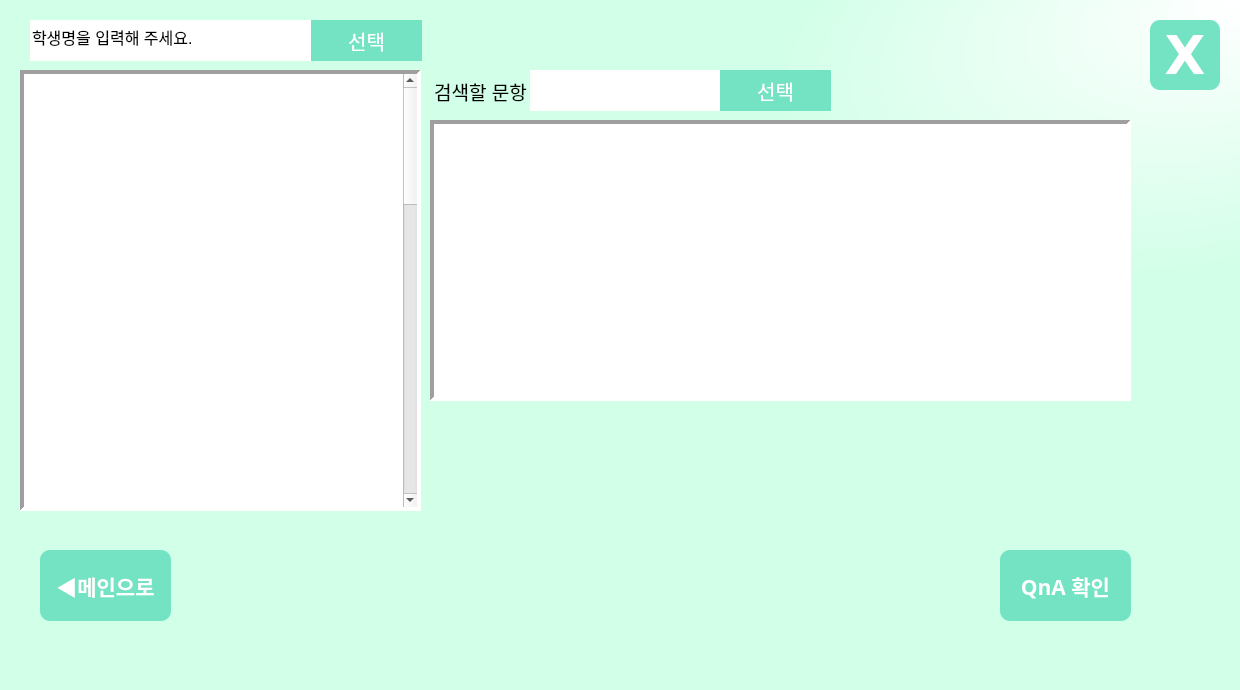
Old version of the form client_Teacher.ui in the repository DaLv-code/aiot5team.
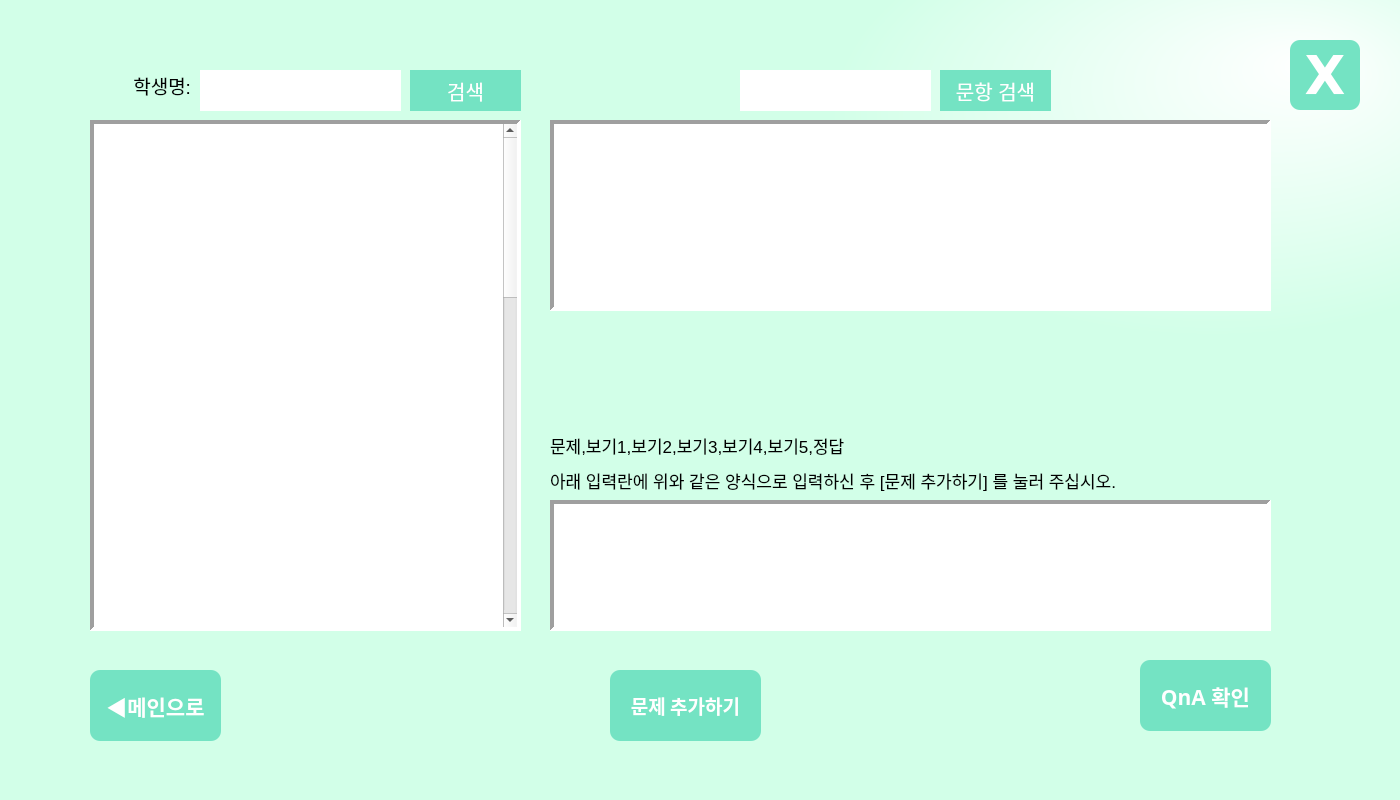
New version of the form. The open tabs and pages were chosen to show the change.

```diff
--- a/client_Teacher.ui
+++ b/client_Teacher.ui
@@ -6,8 +6,8 @@
    <rect>
     <x>0</x>
     <y>0</y>
-    <width>1240</width>
-    <height>690</height>
+    <width>1400</width>
+    <height>800</height>
    </rect>
   </property>
   <property name="windowTitle">
@@ -15,15 +15,15 @@
   </property>
   <property name="styleSheet">
    <string notr="true">QMainWindow{
-background-color: qradialgradient(spread:pad, cx:0.807667, cy:0.239, radius:0.5, fx:1, fy:0, stop:0 rgba(255, 255, 255, 255), stop:0.546875 rgba(210, 255, 232, 255))
+background-color: qradialgradient(spread:pad, cx:0.806, cy:0.205, radius:0.5, fx:0.937, fy:0.079, stop:0 rgba(255, 255, 255, 255), stop:0.546875 rgba(210, 255, 232, 255))
 }</string>
   </property>
   <widget class="QWidget" name="centralwidget">
    <widget class="QPushButton" name="exit_Btn">
     <property name="geometry">
      <rect>
-      <x>1150</x>
-      <y>20</y>
+      <x>1290</x>
+      <y>40</y>
       <width>70</width>
       <height>70</height>
      </rect>
@@ -61,8 +61,8 @@
      <rect>
       <x>20</x>
       <y>20</y>
-      <width>1121</width>
-      <height>650</height>
+      <width>1251</width>
+      <height>761</height>
      </rect>
     </property>
     <property name="sizePolicy">
@@ -287,10 +287,10 @@
      <widget class="QScrollArea" name="scrollArea">
       <property name="geometry">
        <rect>
-        <x>0</x>
-        <y>50</y>
-        <width>401</width>
-        <height>441</height>
+        <x>70</x>
+        <y>100</y>
+        <width>431</width>
+        <height>511</height>
        </rect>
       </property>
       <property name="minimumSize">
@@ -313,7 +313,7 @@
         <rect>
          <x>0</x>
          <y>0</y>
-         <width>379</width>
+         <width>409</width>
          <height>1500</height>
         </rect>
        </property>
@@ -328,7 +328,7 @@
          <rect>
           <x>0</x>
           <y>0</y>
-          <width>385</width>
+          <width>411</width>
           <height>1501</height>
          </rect>
         </property>
@@ -350,15 +350,15 @@
      <widget class="QLineEdit" name="input_student">
       <property name="geometry">
        <rect>
-        <x>10</x>
-        <y>0</y>
-        <width>281</width>
+        <x>180</x>
+        <y>50</y>
+        <width>201</width>
         <height>41</height>
        </rect>
       </property>
       <property name="font">
        <font>
-        <pointsize>12</pointsize>
+        <pointsize>11</pointsize>
         <weight>50</weight>
         <bold>false</bold>
         <strikeout>false</strikeout>
@@ -371,7 +371,7 @@
 }</string>
       </property>
       <property name="text">
-       <string>학생명을 입력해 주세요.</string>
+       <string/>
       </property>
       <property name="echoMode">
        <enum>QLineEdit::Normal</enum>
@@ -380,8 +380,8 @@
      <widget class="QPushButton" name="student_selectBtn">
       <property name="geometry">
        <rect>
-        <x>291</x>
-        <y>0</y>
+        <x>390</x>
+        <y>50</y>
         <width>111</width>
         <height>41</height>
        </rect>
@@ -404,7 +404,7 @@
 }</string>
       </property>
       <property name="text">
-       <string>선택</string>
+       <string>검색</string>
       </property>
       <property name="autoDefault">
        <bool>false</bool>
@@ -416,10 +416,10 @@
      <widget class="QTextBrowser" name="question">
       <property name="geometry">
        <rect>
-        <x>410</x>
+        <x>530</x>
         <y>100</y>
-        <width>701</width>
-        <height>281</height>
+        <width>721</width>
+        <height>191</height>
        </rect>
       </property>
       <property name="frameShape">
@@ -432,10 +432,10 @@
      <widget class="QWidget" name="verticalLayoutWidget_2">
       <property name="geometry">
        <rect>
-        <x>410</x>
-        <y>390</y>
-        <width>701</width>
-        <height>101</height>
+        <x>530</x>
+        <y>310</y>
+        <width>721</width>
+        <height>91</height>
        </rect>
       </property>
       <layout class="QVBoxLayout" name="O_XLayout"/>
@@ -443,8 +443,8 @@
      <widget class="QPushButton" name="to_mainBtn">
       <property name="geometry">
        <rect>
-        <x>20</x>
-        <y>530</y>
+        <x>70</x>
+        <y>650</y>
         <width>131</width>
         <height>71</height>
        </rect>
@@ -480,8 +480,8 @@
      <widget class="QPushButton" name="to_QnABtn">
       <property name="geometry">
        <rect>
-        <x>980</x>
-        <y>530</y>
+        <x>1120</x>
+        <y>640</y>
         <width>131</width>
         <height>71</height>
        </rect>
@@ -517,7 +517,7 @@
      <widget class="QLineEdit" name="input_Qnum">
       <property name="geometry">
        <rect>
-        <x>510</x>
+        <x>720</x>
         <y>50</y>
         <width>191</width>
         <height>41</height>
@@ -550,7 +550,7 @@
      <widget class="QPushButton" name="Qnum_selectBtn">
       <property name="geometry">
        <rect>
-        <x>700</x>
+        <x>920</x>
         <y>50</y>
         <width>111</width>
         <height>41</height>
@@ -574,7 +574,7 @@
 }</string>
       </property>
       <property name="text">
-       <string>선택</string>
+       <string>문항 검색</string>
       </property>
       <property name="autoDefault">
        <bool>false</bool>
@@ -589,22 +589,114 @@
      <widget class="QLabel" name="qnum">
       <property name="geometry">
        <rect>
-        <x>410</x>
-        <y>56</y>
-        <width>101</width>
+        <x>80</x>
+        <y>40</y>
+        <width>91</width>
+        <height>51</height>
+       </rect>
+      </property>
+      <property name="font">
+       <font>
+        <pointsize>14</pointsize>
+       </font>
+      </property>
+      <property name="text">
+       <string>학생명:</string>
+      </property>
+      <property name="alignment">
+       <set>Qt::AlignRight|Qt::AlignTrailing|Qt::AlignVCenter</set>
+      </property>
+     </widget>
+     <widget class="QPushButton" name="update_examBtn">
+      <property name="geometry">
+       <rect>
+        <x>590</x>
+        <y>650</y>
+        <width>151</width>
+        <height>71</height>
+       </rect>
+      </property>
+      <property name="font">
+       <font>
+        <family>나눔스퀘어라운드</family>
+        <pointsize>14</pointsize>
+        <weight>75</weight>
+        <bold>true</bold>
+       </font>
+      </property>
+      <property name="styleSheet">
+       <string notr="true">QPushButton{
+border-radius:10px;
+background-color:#74E3C3;
+color:#fff;
+}
+
+QPushButton:hover{
+background-color:#fff;
+color:#74E3C3;
+}
+</string>
+      </property>
+      <property name="text">
+       <string>문제 추가하기</string>
+      </property>
+      <property name="autoDefault">
+       <bool>false</bool>
+      </property>
+     </widget>
+     <widget class="QTextEdit" name="input_exam">
+      <property name="geometry">
+       <rect>
+        <x>530</x>
+        <y>480</y>
+        <width>721</width>
+        <height>131</height>
+       </rect>
+      </property>
+      <property name="styleSheet">
+       <string notr="true"/>
+      </property>
+      <property name="frameShape">
+       <enum>QFrame::Panel</enum>
+      </property>
+      <property name="lineWidth">
+       <number>4</number>
+      </property>
+     </widget>
+     <widget class="QLabel" name="label">
+      <property name="geometry">
+       <rect>
+        <x>530</x>
+        <y>410</y>
+        <width>421</width>
         <height>31</height>
        </rect>
       </property>
       <property name="font">
        <font>
-        <pointsize>14</pointsize>
+        <pointsize>13</pointsize>
        </font>
       </property>
       <property name="text">
-       <string>검색할 문항</string>
+       <string>문제,보기1,보기2,보기3,보기4,보기5,정답</string>
       </property>
-      <property name="alignment">
-       <set>Qt::AlignCenter</set>
+     </widget>
+     <widget class="QLabel" name="label_2">
+      <property name="geometry">
+       <rect>
+        <x>530</x>
+        <y>440</y>
+        <width>591</width>
+        <height>41</height>
+       </rect>
+      </property>
+      <property name="font">
+       <font>
+        <pointsize>13</pointsize>
+       </font>
+      </property>
+      <property name="text">
+       <string>아래 입력란에 위와 같은 양식으로 입력하신 후 [문제 추가하기] 를 눌러 주십시오.</string>
       </property>
      </widget>
     </widget>
```
Left out of the diff: 244 changed lines with no effect on the pictures.
